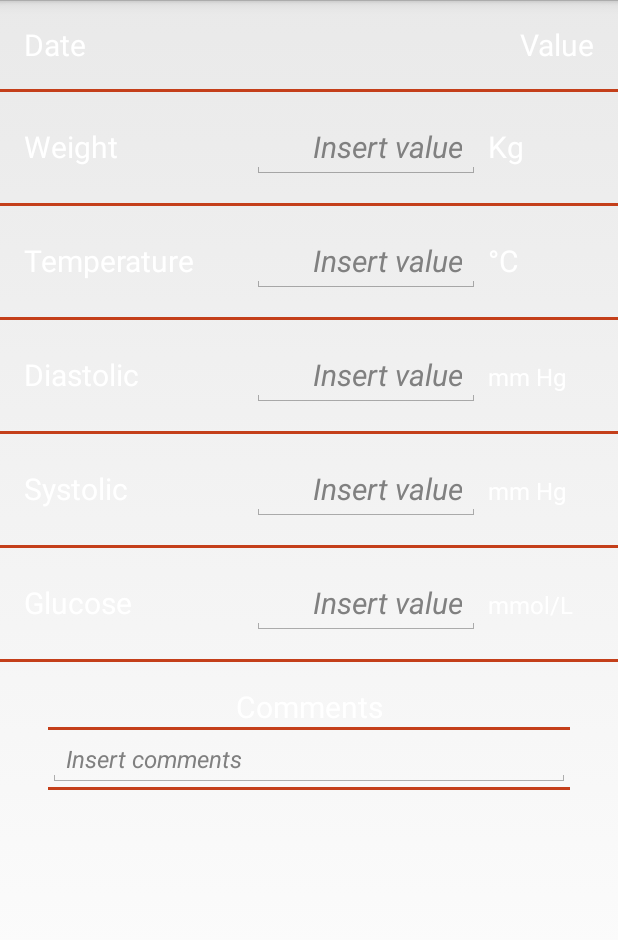
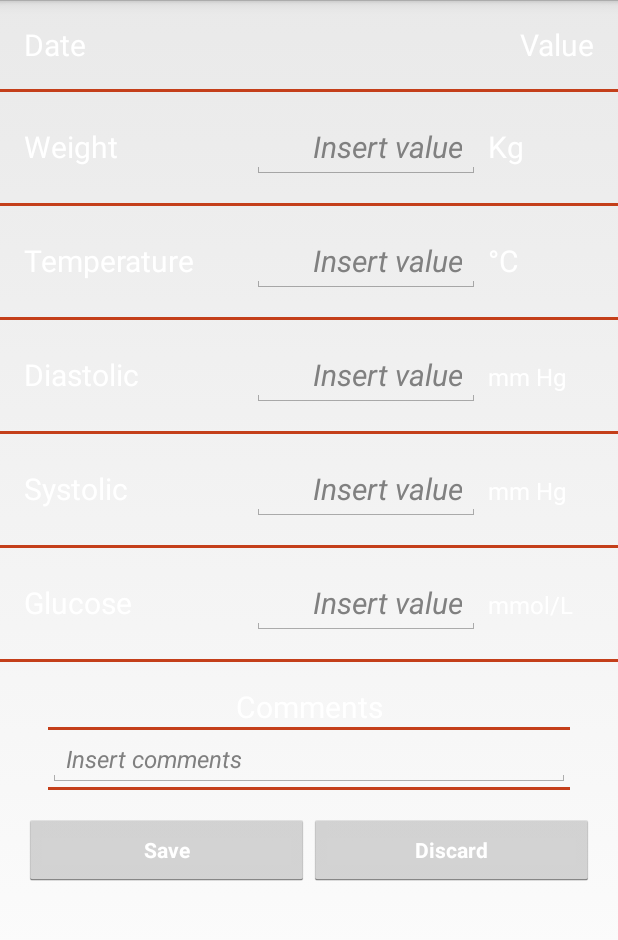
Before and after one commit to BrianFrederiksen/ITSMAP, an Android app: the layout fragment_new_measurement.xml on its own in the app's theme, with its tools: preview values and no code run, on a phone screen of 412 x 824 dp, the part 72-1012 px from its top. Run offline under Robolectric (Android 15) with nearby library versions, the phone set to English and light mode, and no system bars.

Commit message:
new Measurement layout

```diff
--- a/TeleCare/app/src/main/res/layout/activity_login.xml
+++ b/TeleCare/app/src/main/res/layout/activity_login.xml
@@ -92,7 +92,8 @@
                         android:layout_marginTop="16dp"
                         android:text="Sign in"
                         android:textStyle="bold"
-                        android:layout_weight="1" />
+                        android:layout_weight="1"
+                        android:textColor="@android:color/white"/>
 
                     <Button
                         style="?android:textAppearanceSmall"
@@ -102,7 +103,8 @@
                         android:layout_marginTop="16dp"
                         android:text="Register"
                         android:textStyle="bold"
-                        android:layout_weight="1" />
+                        android:layout_weight="1"
+                        android:textColor="@android:color/white"/>
                 </LinearLayout>
 
             </LinearLayout>
--- a/TeleCare/app/src/main/res/layout/fragment_new_measurement.xml
+++ b/TeleCare/app/src/main/res/layout/fragment_new_measurement.xml
@@ -297,6 +297,35 @@
                 android:visibility="visible"/>
         </LinearLayout>
 
+        <LinearLayout
+            android:orientation="horizontal"
+            android:layout_width="fill_parent"
+            android:layout_height="wrap_content"
+            android:paddingLeft="16dp"
+            android:paddingRight="16dp">
+
+            <Button
+                android:id="@+id/saveNewMeasurement"
+                style="?android:textAppearanceSmall"
+                android:layout_width="match_parent"
+                android:layout_height="wrap_content"
+                android:layout_marginTop="16dp"
+                android:text="Save"
+                android:textStyle="bold"
+                android:layout_weight="1"
+                android:textColor="@android:color/white"/>
+
+            <Button
+                style="?android:textAppearanceSmall"
+                android:id="@+id/button_register"
+                android:layout_width="match_parent"
+                android:layout_height="wrap_content"
+                android:layout_marginTop="16dp"
+                android:text="Discard"
+                android:textStyle="bold"
+                android:layout_weight="1"
+                android:textColor="@android:color/white"/>
+        </LinearLayout>
 
 
     </LinearLayout>
--- a/TeleCare/app/src/main/res/layout/fragment_register.xml
+++ b/TeleCare/app/src/main/res/layout/fragment_register.xml
@@ -69,7 +69,8 @@
             android:text="Save and Register"
             android:textStyle="bold"
             android:id="@+id/button_register_save"
-            android:layout_weight="1" />
+            android:layout_weight="1"
+            android:textColor="@android:color/white"/>
 
         <Button
             style="?android:textAppearanceSmall"
@@ -78,6 +79,7 @@
             android:text="Cancel"
             android:textStyle="bold"
             android:id="@+id/button_register_cancel"
-            android:layout_weight="1" />
+            android:layout_weight="1"
+            android:textColor="@android:color/white"/>
      </LinearLayout>
 </LinearLayout>
```
Also changed, not shown: TeleCare/app/src/main/res/layout/fragment_my_measurements.xml (+22 -3 lines).
